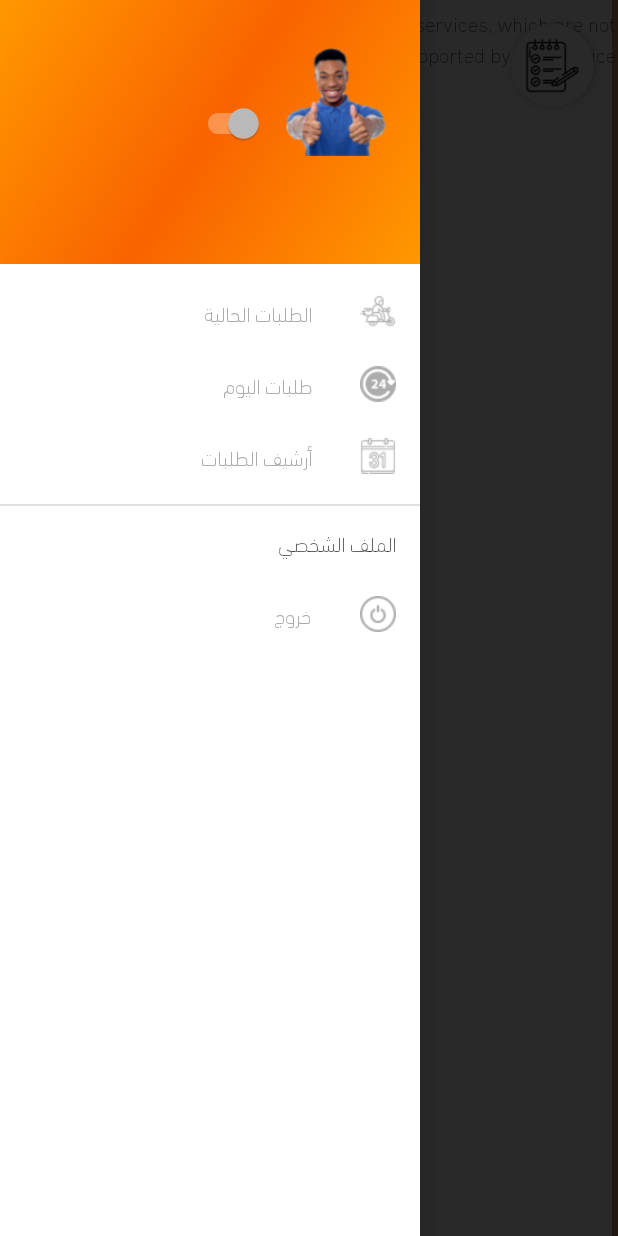
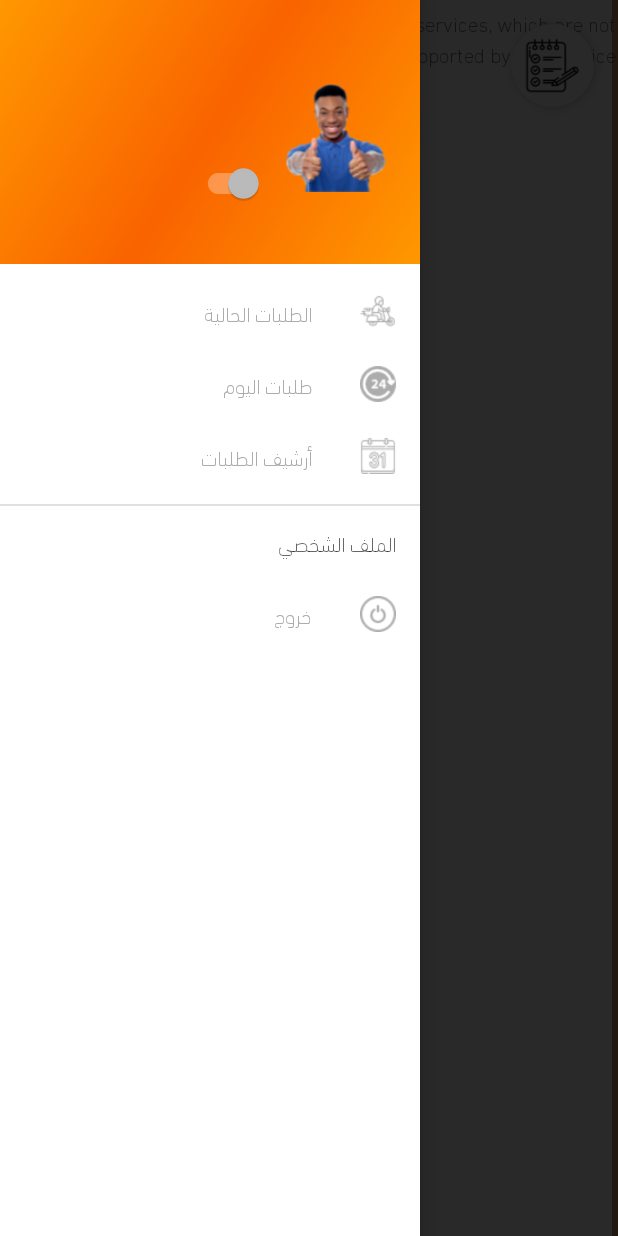
Before and after one commit to hossamxp33/SataVendor, an Android app: the screen it shows after launch (MapActivity), with the side drawer open, on a phone screen of 412 x 824 dp. Run offline under Robolectric (Android 15) with nearby library versions, the phone set to English and light mode, and no system bars; our stand-ins replace Dagger/Hilt's generated code, data binding; libraries missing offline, so code that uses them is left out: cn.pedant, com.beust.klaxon, com.github.nkzawa.socketio, com.google.maps.android, junit.runner and 1 more; network calls fail; Roboto replaces fonts that are not available here; 12 statements that could not run were skipped.

Commit message:
new order

```diff
--- a/app/src/main/java/com/example/satadelivery/presentation/profile_fragment/ProfileFragment.kt
+++ b/app/src/main/java/com/example/satadelivery/presentation/profile_fragment/ProfileFragment.kt
@@ -97,9 +97,6 @@ class ProfileFragment @Inject constructor() : Fragment() {
         view.context = context as MapActivity
         view.pref = (context as MapActivity).Pref
 
-        view.deliveryName.setText(pref.userName)
-
-
 
         view.appCompatImageView2.setOnClickListener {
             addimage()
--- a/app/src/main/res/layout/nav_header_main.xml
+++ b/app/src/main/res/layout/nav_header_main.xml
@@ -9,6 +9,10 @@
         <variable
             name="Context"
             type="com.example.satadelivery.presentation.map_activity.MapActivity" />
+
+        <variable
+            name="data"
+            type="com.example.satadelivery.models.delivery.DeliveryItem" />
 
 
         <variable
@@ -35,10 +39,10 @@
         android:layout_width="80dp"
         android:layout_height="80dp"
         android:layout_gravity="right"
-        android:layout_marginTop="@dimen/dimen_24"
         android:contentDescription="@string/app_name"
         android:paddingTop="@dimen/nav_header_vertical_spacing"
-        app:imageResource="@{pref.photo}"
+        app:imageResource="@{data.photo}"
+        app:layout_constraintBottom_toBottomOf="parent"
         app:layout_constraintRight_toRightOf="parent"
         app:layout_constraintTop_toTopOf="parent"
         app:srcCompat="@drawable/test" />
@@ -47,6 +51,7 @@
         android:id="@+id/switch1"
         android:layout_width="wrap_content"
         android:layout_height="wrap_content"
+        android:layout_marginTop="16dp"
         android:layout_marginRight="@dimen/dimen_16"
         app:layout_constraintRight_toLeftOf="@+id/navHeaderImage"
         app:layout_constraintTop_toBottomOf="@+id/userName" />
```
Also changed, not shown: app/src/main/java/com/example/satadelivery/helper/public_usecase.kt (+10 -0 lines), app/src/main/java/com/example/satadelivery/presentation/map_activity/MapActivity.kt (+25 -16 lines).
